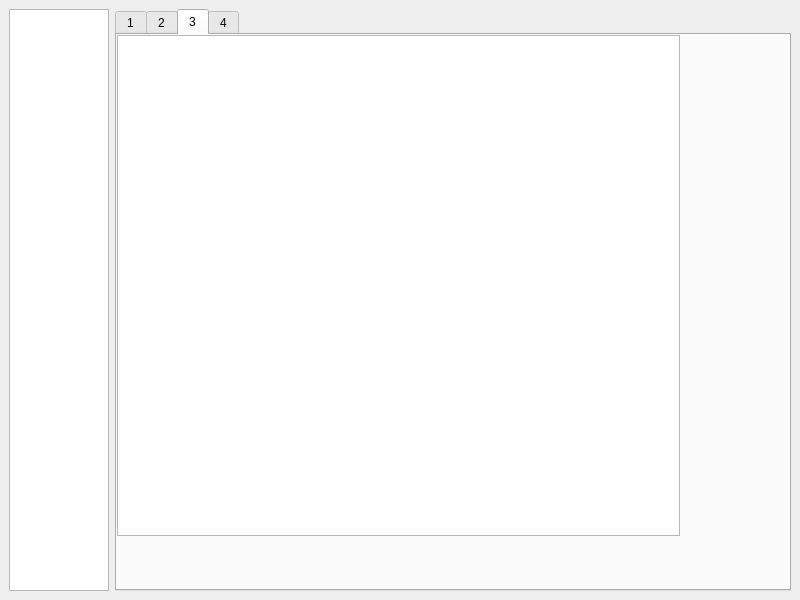
The window that mainwindow.ui (kinvcode/BattleMush) describes before a commit, drawn with Qt 5.
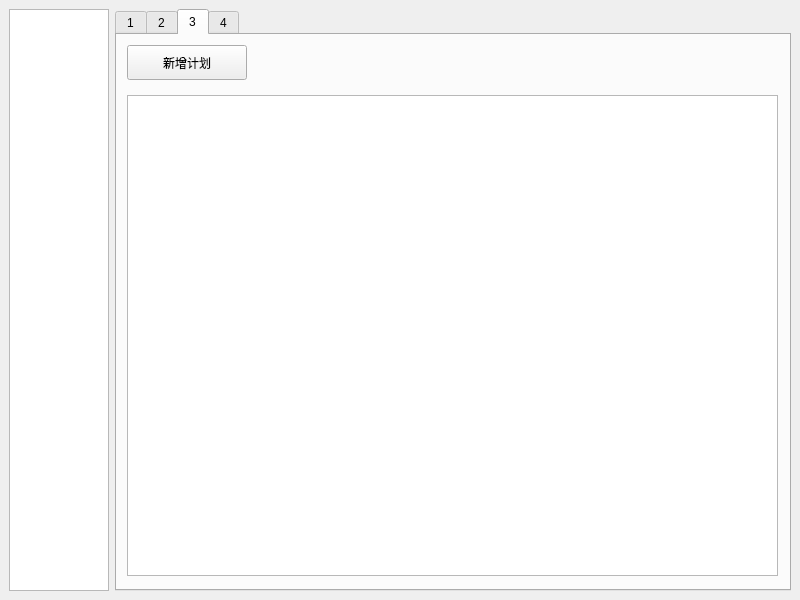
The same window after the commit. The open tabs and pages were chosen to show the change. Custom widgets are drawn as their Qt base class.

Commit message: 计划任务UI绘制完毕

Diff of the .ui file:
```diff
--- a/mainwindow.ui
+++ b/mainwindow.ui
@@ -773,13 +773,38 @@
          <widget class="QTableWidget" name="tableWidget">
           <property name="geometry">
            <rect>
-            <x>0</x>
-            <y>0</y>
-            <width>563</width>
-            <height>501</height>
+            <x>10</x>
+            <y>60</y>
+            <width>651</width>
+            <height>481</height>
            </rect>
           </property>
          </widget>
+         <widget class="QPushButton" name="pushButton_add_plan">
+          <property name="geometry">
+           <rect>
+            <x>10</x>
+            <y>10</y>
+            <width>120</width>
+            <height>35</height>
+           </rect>
+          </property>
+          <property name="minimumSize">
+           <size>
+            <width>120</width>
+            <height>35</height>
+           </size>
+          </property>
+          <property name="maximumSize">
+           <size>
+            <width>120</width>
+            <height>35</height>
+           </size>
+          </property>
+          <property name="text">
+           <string>新增计划</string>
+          </property>
+         </widget>
         </widget>
         <widget class="QWidget" name="tab_4">
          <attribute name="title">
```
Left out of the diff: 10 changed lines with no effect on the pictures. The commit also changes 8 other files.
